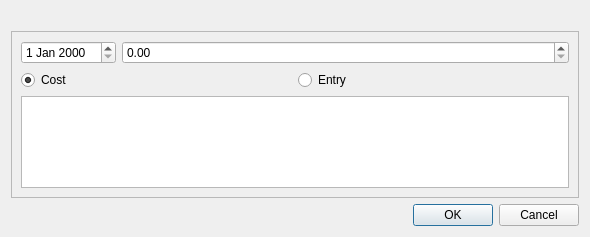
This is Dialogs/transactiondialog.ui in Irattus/Portfolio as Qt 5 draws it before an edit. The edited form follows.
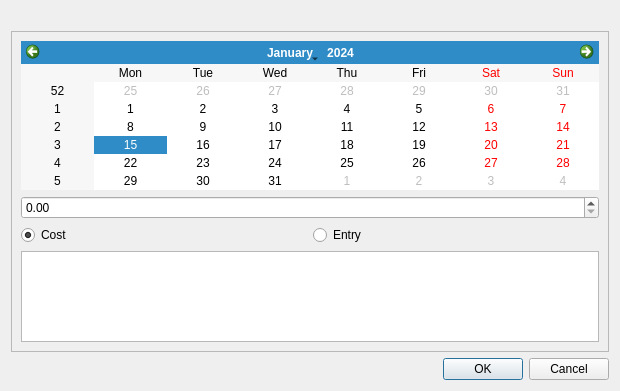
This is the edited form.

Commit message: Remove TransactionWidget Works Modify transactions and account still not implemented. QDateTime Axis Not Work

Diff of the .ui file:
```diff
--- a/Dialogs/transactiondialog.ui
+++ b/Dialogs/transactiondialog.ui
@@ -6,8 +6,8 @@
    <rect>
     <x>0</x>
     <y>0</y>
-    <width>590</width>
-    <height>237</height>
+    <width>620</width>
+    <height>391</height>
    </rect>
   </property>
   <property name="windowTitle">
@@ -30,15 +30,6 @@
       <enum>QFrame::Raised</enum>
      </property>
      <layout class="QFormLayout" name="formLayout">
-      <item row="0" column="0">
-       <widget class="QDateEdit" name="dateEdit"/>
-      </item>
-      <item row="0" column="1">
-       <widget class="QDoubleSpinBox" name="amoutDSP"/>
-      </item>
-      <item row="3" column="0" colspan="2">
-       <widget class="QTextEdit" name="commentTextEdit"/>
-      </item>
       <item row="2" column="0" colspan="2">
        <layout class="QHBoxLayout" name="horizontalLayout">
         <item>
@@ -60,6 +51,15 @@
         </item>
        </layout>
       </item>
+      <item row="3" column="0" colspan="2">
+       <widget class="QTextEdit" name="commentTextEdit"/>
+      </item>
+      <item row="0" column="0" colspan="2">
+       <widget class="QCalendarWidget" name="calendarWidget"/>
+      </item>
+      <item row="1" column="0" colspan="2">
+       <widget class="QDoubleSpinBox" name="amoutDSP"/>
+      </item>
      </layout>
     </widget>
    </item>
```
The commit also changes 5 other files.
